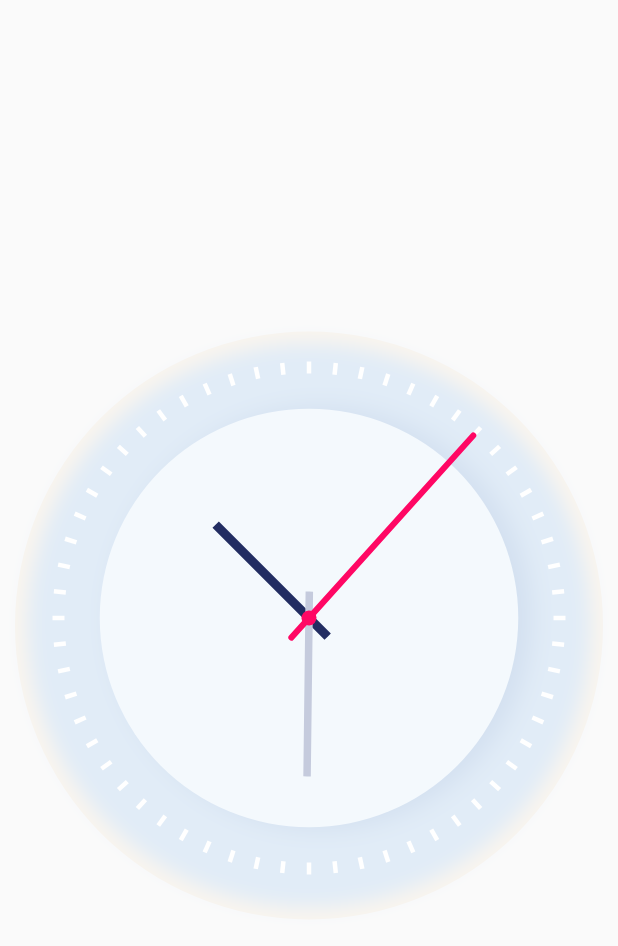
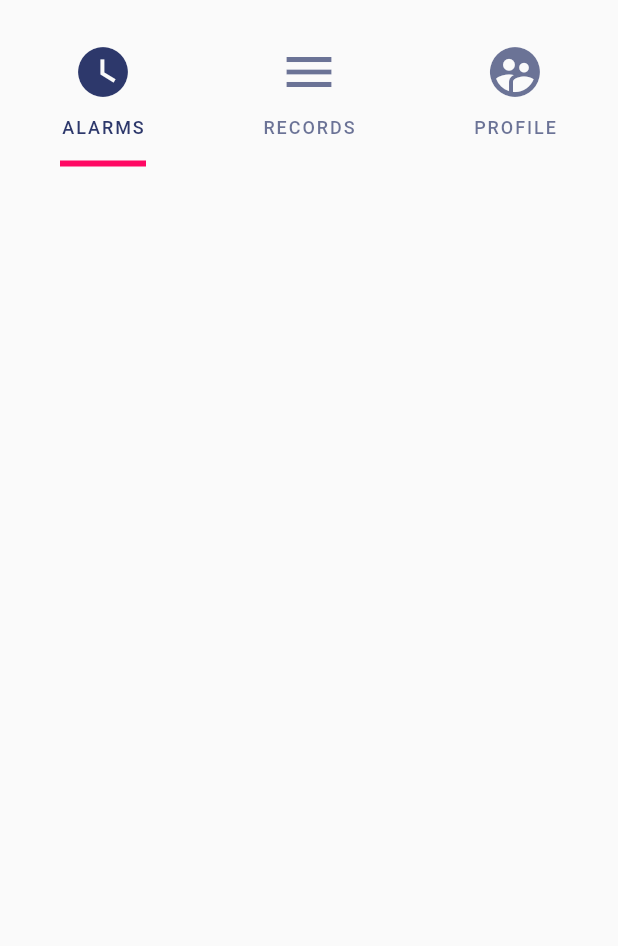
Before and after one commit to ajvelo/My-Alarm, a Flutter app: the screen it shows after launch, on a phone screen of 412 x 824 dp. Shown: the top 946 px of the screen. Run offline on Flutter 3.47's test engine with Material 2 defaults, Android fonts, the phone set to English and light mode, and no system bars.

Commit message:
Add Tabbarcontroller

```diff
--- a/my_alarm/lib/main.dart
+++ b/my_alarm/lib/main.dart
@@ -24,17 +24,69 @@ class AppClock extends StatelessWidget{
 
   @override
   Widget build(BuildContext context) {
-    return new Scaffold(
-      body: new Padding(
-        padding: const EdgeInsets.only(left: 10.0, right: 10.0),
-        child: new Column(
-          mainAxisAlignment: MainAxisAlignment.center,
-          children: <Widget>[
-
-            new Clock(),
-          ],
+    return new Container(
+      height: 600,
+      width: double.infinity,
+      child: DefaultTabController(
+        length: 3,
+        child: Scaffold(
+          appBar: AppBar(
+            elevation: 0.0,
+            backgroundColor: Colors.transparent,
+            bottom: PreferredSize(
+              preferredSize: Size.fromHeight(55),
+              child: Container(
+                color: Colors.transparent,
+                child: SafeArea(
+                  child: Column(
+                    children: <Widget>[
+                      TabBar(
+                        indicator: UnderlineTabIndicator(
+                          borderSide: BorderSide(
+                            color: Color(0xffff0863),
+                            width: 4.0
+                          ),
+                          insets: EdgeInsets.fromLTRB(40.0, 20.0, 40.0, 0)
+                        ),
+                        indicatorWeight: 15,
+                        labelColor: Color(0xff2d386b),
+                        labelStyle: TextStyle(
+                          fontSize: 12,
+                          letterSpacing: 1.3,
+                          fontWeight: FontWeight.w500
+                        ),
+                        tabs: <Widget>[
+                          Tab(
+                            text: 'ALARMS',
+                            icon: Icon(
+                              Icons.watch_later,
+                              size: 40,
+                            ),
+                          ),
+                          Tab(
+                            text: 'RECORDS',
+                            icon: Icon(
+                              Icons.menu,
+                              size: 40,
+                            ),
+                          ),
+                          Tab(
+                            text: 'PROFILE',
+                            icon: Icon(
+                              Icons.supervised_user_circle,
+                              size: 40,
+                            ),
+                          ),
+                        ],
+                      )
+                    ],
+                  ),
+                ),
+              ),
+            ),
+          ),
         ),
-      ),
+      )
     );
   }
 }
```
